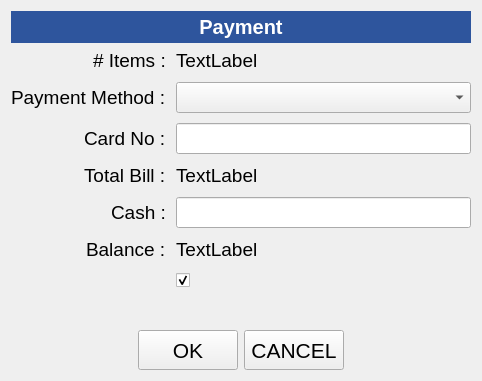
Qt form estorecpp/paymentui.ui (Watti/estorecpp) before a commit.
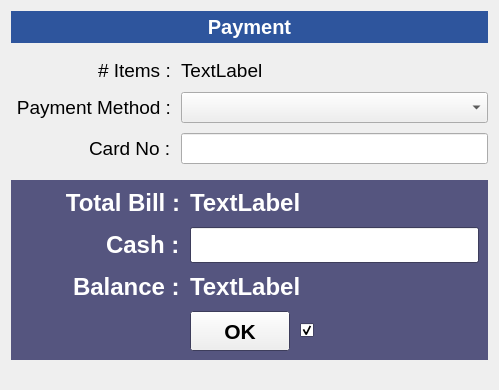
The same form after that commit. Icons and pictures are not drawn.

What changed in the file:
```diff
--- a/estorecpp/paymentui.ui
+++ b/estorecpp/paymentui.ui
@@ -6,14 +6,14 @@
    <rect>
     <x>0</x>
     <y>0</y>
-    <width>482</width>
-    <height>381</height>
+    <width>499</width>
+    <height>390</height>
    </rect>
   </property>
   <property name="windowTitle">
    <string>Form</string>
   </property>
-  <layout class="QVBoxLayout" name="verticalLayout">
+  <layout class="QVBoxLayout" name="verticalLayout_2">
    <item>
     <widget class="QLabel" name="label">
      <property name="minimumSize">
@@ -133,7 +133,23 @@
     </widget>
    </item>
    <item>
-    <layout class="QFormLayout" name="formLayout">
+    <spacer name="verticalSpacer_2">
+     <property name="orientation">
+      <enum>Qt::Vertical</enum>
+     </property>
+     <property name="sizeType">
+      <enum>QSizePolicy::Fixed</enum>
+     </property>
+     <property name="sizeHint" stdset="0">
+      <size>
+       <width>20</width>
+       <height>10</height>
+      </size>
+     </property>
+    </spacer>
+   </item>
+   <item>
+    <layout class="QFormLayout" name="formLayout_2">
      <property name="labelAlignment">
       <set>Qt::AlignRight|Qt::AlignTrailing|Qt::AlignVCenter</set>
      </property>
@@ -143,6 +159,9 @@
      <property name="verticalSpacing">
       <number>10</number>
      </property>
+     <property name="bottomMargin">
+      <number>10</number>
+     </property>
      <item row="0" column="0">
       <widget class="QLabel" name="label_3">
        <property name="font">
@@ -169,6 +188,12 @@
      </item>
      <item row="1" column="0">
       <widget class="QLabel" name="label_4">
+       <property name="minimumSize">
+        <size>
+         <width>160</width>
+         <height>0</height>
+        </size>
+       </property>
        <property name="font">
         <font>
          <pointsize>14</pointsize>
@@ -177,10 +202,13 @@
        <property name="text">
         <string>Payment Method :</string>
        </property>
+       <property name="alignment">
+        <set>Qt::AlignRight|Qt::AlignTrailing|Qt::AlignVCenter</set>
+       </property>
       </widget>
      </item>
      <item row="1" column="1">
-      <widget class="QComboBox" name="paymentMethodCmb">
+      <widget class="QComboBox" name="paymentMethodCombo">
        <property name="font">
         <font>
          <pointsize>14</pointsize>
@@ -188,125 +216,6 @@
        </property>
       </widget>
      </item>
-     <item row="3" column="0">
-      <widget class="QLabel" name="label_2">
-       <property name="font">
-        <font>
-         <pointsize>14</pointsize>
-        </font>
-       </property>
-       <property name="text">
-        <string>Total Bill :</string>
-       </property>
-      </widget>
-     </item>
-     <item row="3" column="1">
-      <widget class="QLabel" name="totalBillLbl">
-       <property name="font">
-        <font>
-         <pointsize>14</pointsize>
-        </font>
-       </property>
-       <property name="text">
-        <string>TextLabel</string>
-       </property>
-      </widget>
-     </item>
-     <item row="4" column="0">
-      <widget class="QLabel" name="label_5">
-       <property name="font">
-        <font>
-         <pointsize>14</pointsize>
-        </font>
-       </property>
-       <property name="text">
-        <string>Cash :</string>
-       </property>
-      </widget>
-     </item>
-     <item row="4" column="1">
-      <widget class="QLineEdit" name="cashText">
-       <property name="font">
-        <font>
-         <pointsize>14</pointsize>
-        </font>
-       </property>
-      </widget>
-     </item>
-     <item row="5" column="0">
-      <widget class="QLabel" name="label_6">
-       <property name="font">
-        <font>
-         <pointsize>14</pointsize>
-        </font>
-       </property>
-       <property name="text">
-        <string>Balance :</string>
-       </property>
-      </widget>
-     </item>
-     <item row="5" column="1">
-      <widget class="QLabel" name="balanceLbl">
-       <property name="font">
-        <font>
-         <pointsize>14</pointsize>
-        </font>
-       </property>
-       <property name="text">
-        <string>TextLabel</string>
-       </property>
-      </widget>
-     </item>
-     <item row="6" column="0">
-      <spacer name="horizontalSpacer">
-       <property name="orientation">
-        <enum>Qt::Horizontal</enum>
-       </property>
-       <property name="sizeHint" stdset="0">
-        <size>
-         <width>40</width>
-         <height>20</height>
-        </size>
-       </property>
-      </spacer>
-     </item>
-     <item row="6" column="1">
-      <layout class="QHBoxLayout" name="horizontalLayout_2">
-       <item>
-        <widget class="QCheckBox" name="doPrintCB">
-         <property name="text">
-          <string/>
-         </property>
-         <property name="icon">
-          <iconset>
-           <normaloff>icons/print.png</normaloff>icons/print.png</iconset>
-         </property>
-         <property name="iconSize">
-          <size>
-           <width>20</width>
-           <height>20</height>
-          </size>
-         </property>
-         <property name="checked">
-          <bool>true</bool>
-         </property>
-        </widget>
-       </item>
-       <item>
-        <spacer name="horizontalSpacer_2">
-         <property name="orientation">
-          <enum>Qt::Horizontal</enum>
-         </property>
-         <property name="sizeHint" stdset="0">
-          <size>
-           <width>40</width>
-           <height>20</height>
-          </size>
-         </property>
-        </spacer>
-       </item>
-      </layout>
-     </item>
      <item row="2" column="0">
       <widget class="QLabel" name="cardNoLbl">
        <property name="font">
@@ -330,6 +239,441 @@
      </item>
     </layout>
    </item>
+   <item>
+    <widget class="QWidget" name="widget" native="true">
+     <property name="palette">
+      <palette>
+       <active>
+        <colorrole role="Base">
+         <brush brushstyle="SolidPattern">
+          <color alpha="255">
+           <red>255</red>
+           <green>255</green>
+           <blue>255</blue>
+          </color>
+         </brush>
+        </colorrole>
+        <colorrole role="Window">
+         <brush brushstyle="SolidPattern">
+          <color alpha="255">
+           <red>85</red>
+           <green>85</green>
+           <blue>127</blue>
+          </color>
+         </brush>
+        </colorrole>
+       </active>
+       <inactive>
+        <colorrole role="Base">
+         <brush brushstyle="SolidPattern">
+          <color alpha="255">
+           <red>255</red>
+           <green>255</green>
+           <blue>255</blue>
+          </color>
+         </brush>
+        </colorrole>
+        <colorrole role="Window">
+         <brush brushstyle="SolidPattern">
+          <color alpha="255">
+           <red>85</red>
+           <green>85</green>
+           <blue>127</blue>
+          </color>
+         </brush>
+        </colorrole>
+       </inactive>
+       <disabled>
+        <colorrole role="Base">
+         <brush brushstyle="SolidPattern">
+          <color alpha="255">
+           <red>85</red>
+           <green>85</green>
+           <blue>127</blue>
+          </color>
+         </brush>
+        </colorrole>
+        <colorrole role="Window">
+         <brush brushstyle="SolidPattern">
+          <color alpha="255">
+           <red>85</red>
+           <green>85</green>
+           <blue>127</blue>
+          </color>
+         </brush>
+        </colorrole>
+       </disabled>
+      </palette>
+     </property>
+     <property name="autoFillBackground">
+      <bool>true</bool>
+     </property>
+     <layout class="QVBoxLayout" name="verticalLayout">
+      <item>
+       <layout class="QFormLayout" name="formLayout">
+        <property name="labelAlignment">
+         <set>Qt::AlignRight|Qt::AlignTrailing|Qt::AlignVCenter</set>
+        </property>
+        <property name="horizontalSpacing">
+         <number>10</number>
+        </property>
+        <property name="verticalSpacing">
+         <number>10</number>
+        </property>
+        <item row="0" column="0">
+         <widget class="QLabel" name="label_2">
+          <property name="minimumSize">
+           <size>
+            <width>160</width>
+            <height>0</height>
+           </size>
+          </property>
+          <property name="palette">
+           <palette>
+            <active>
+             <colorrole role="WindowText">
+              <brush brushstyle="SolidPattern">
+               <color alpha="255">
+                <red>255</red>
+                <green>255</green>
+                <blue>255</blue>
+               </color>
+              </brush>
+             </colorrole>
+            </active>
+            <inactive>
+             <colorrole role="WindowText">
+              <brush brushstyle="SolidPattern">
+               <color alpha="255">
+                <red>255</red>
+                <green>255</green>
+                <blue>255</blue>
+               </color>
+              </brush>
+             </colorrole>
+            </inactive>
+            <disabled>
+             <colorrole role="WindowText">
+              <brush brushstyle="SolidPattern">
+               <color alpha="255">
+                <red>120</red>
+                <green>120</green>
+                <blue>120</blue>
+               </color>
+              </brush>
+             </colorrole>
+            </disabled>
+           </palette>
+          </property>
+          <property name="font">
+           <font>
+            <pointsize>18</pointsize>
+            <weight>75</weight>
+            <bold>true</bold>
+           </font>
+          </property>
+          <property name="text">
+           <string>Total Bill :</string>
+          </property>
+          <property name="alignment">
+           <set>Qt::AlignRight|Qt::AlignTrailing|Qt::AlignVCenter</set>
+          </property>
+         </widget>
+        </item>
+        <item row="0" column="1">
+         <widget class="QLabel" name="totalBillLbl">
+          <property name="palette">
+           <palette>
+            <active>
+             <colorrole role="WindowText">
+              <brush brushstyle="SolidPattern">
+               <color alpha="255">
+                <red>255</red>
+                <green>255</green>
+                <blue>255</blue>
+               </color>
+              </brush>
+             </colorrole>
+            </active>
+            <inactive>
+             <colorrole role="WindowText">
+              <brush brushstyle="SolidPattern">
+               <color alpha="255">
+                <red>255</red>
+                <green>255</green>
+                <blue>255</blue>
+               </color>
+              </brush>
+             </colorrole>
+            </inactive>
+            <disabled>
+             <colorrole role="WindowText">
+              <brush brushstyle="SolidPattern">
+               <color alpha="255">
+                <red>120</red>
+                <green>120</green>
+                <blue>120</blue>
+               </color>
+              </brush>
+             </colorrole>
+            </disabled>
+           </palette>
+          </property>
+          <property name="font">
+           <font>
+            <pointsize>18</pointsize>
+            <weight>75</weight>
+            <bold>true</bold>
+           </font>
+          </property>
+          <property name="text">
+           <string>TextLabel</string>
+          </property>
+         </widget>
+        </item>
+        <item row="1" column="0">
+         <widget class="QLabel" name="label_5">
+          <property name="palette">
+           <palette>
+            <active>
+             <colorrole role="WindowText">
+              <brush brushstyle="SolidPattern">
+               <color alpha="255">
+                <red>255</red>
+                <green>255</green>
+                <blue>255</blue>
+               </color>
+              </brush>
+             </colorrole>
+            </active>
+            <inactive>
+             <colorrole role="WindowText">
+              <brush brushstyle="SolidPattern">
+               <color alpha="255">
+                <red>255</red>
+                <green>255</green>
+                <blue>255</blue>
+               </color>
+              </brush>
+             </colorrole>
+            </inactive>
+            <disabled>
+             <colorrole role="WindowText">
+              <brush brushstyle="SolidPattern">
+               <color alpha="255">
+                <red>120</red>
+                <green>120</green>
+                <blue>120</blue>
+               </color>
+              </brush>
+             </colorrole>
+            </disabled>
+           </palette>
+          </property>
+          <property name="font">
+           <font>
+            <pointsize>18</pointsize>
+            <weight>75</weight>
+            <bold>true</bold>
+           </font>
+          </property>
+          <property name="text">
+           <string>Cash :</string>
+          </property>
+         </widget>
+        </item>
+        <item row="1" column="1">
+         <widget class="QLineEdit" name="cashText">
+          <property name="font">
+           <font>
+            <pointsize>18</pointsize>
+            <weight>75</weight>
+            <bold>true</bold>
+           </font>
+          </property>
+         </widget>
+        </item>
+        <item row="2" column="0">
+         <widget class="QLabel" name="label_6">
+          <property name="palette">
+           <palette>
+            <active>
+             <colorrole role="WindowText">
+              <brush brushstyle="SolidPattern">
+               <color alpha="255">
+                <red>255</red>
+                <green>255</green>
+                <blue>255</blue>
+               </color>
+              </brush>
+             </colorrole>
+            </active>
+            <inactive>
+             <colorrole role="WindowText">
+              <brush brushstyle="SolidPattern">
+               <color alpha="255">
+                <red>255</red>
+                <green>255</green>
+                <blue>255</blue>
+               </color>
+              </brush>
+             </colorrole>
+            </inactive>
+            <disabled>
+             <colorrole role="WindowText">
+              <brush brushstyle="SolidPattern">
+               <color alpha="255">
+                <red>120</red>
+                <green>120</green>
+                <blue>120</blue>
+               </color>
+              </brush>
+             </colorrole>
+            </disabled>
+           </palette>
+          </property>
+          <property name="font">
+           <font>
+            <pointsize>18</pointsize>
+            <weight>75</weight>
+            <bold>true</bold>
+           </font>
+          </property>
+          <property name="text">
+           <string>Balance :</string>
+          </property>
+         </widget>
+        </item>
+        <item row="2" column="1">
+         <widget class="QLabel" name="balanceLbl">
+          <property name="palette">
+           <palette>
+            <active>
+             <colorrole role="WindowText">
+              <brush brushstyle="SolidPattern">
+               <color alpha="255">
+                <red>255</red>
+                <green>255</green>
+                <blue>255</blue>
+               </color>
+              </brush>
+             </colorrole>
+            </active>
+            <inactive>
+             <colorrole role="WindowText">
+              <brush brushstyle="SolidPattern">
+               <color alpha="255">
+                <red>255</red>
+                <green>255</green>
+                <blue>255</blue>
+               </color>
+              </brush>
+             </colorrole>
+            </inactive>
+            <disabled>
+             <colorrole role="WindowText">
+              <brush brushstyle="SolidPattern">
+               <color alpha="255">
+                <red>120</red>
+                <green>120</green>
+                <blue>120</blue>
+               </color>
+              </brush>
+             </colorrole>
+            </disabled>
+           </palette>
+          </property>
+          <property name="font">
+           <font>
+            <pointsize>18</pointsize>
+            <weight>75</weight>
+            <bold>true</bold>
+           </font>
+          </property>
+          <property name="text">
+           <string>TextLabel</string>
+          </property>
+         </widget>
+        </item>
+        <item row="3" column="1">
+         <layout class="QHBoxLayout" name="horizontalLayout_2">
+          <item>
+           <layout class="QHBoxLayout" name="horizontalLayout_3">
+            <item>
+             <widget class="QPushButton" name="okBtn">
+              <property name="minimumSize">
+               <size>
+                <width>100</width>
+                <height>40</height>
+               </size>
+              </property>
+              <property name="font">
+               <font>
+                <pointsize>16</pointsize>
+                <weight>75</weight>
+                <bold>true</bold>
+               </font>
+              </property>
+              <property name="text">
+               <string>OK</string>
+              </property>
+             </widget>
+            </item>
+            <item>
+             <widget class="QCheckBox" name="doPrintCB">
+              <property name="text">
+               <string/>
+              </property>
+              <property name="icon">
+               <iconset>
+                <normaloff>icons/print.png</normaloff>icons/print.png</iconset>
+              </property>
+              <property name="iconSize">
+               <size>
+                <width>20</width>
+                <height>20</height>
+               </size>
+              </property>
+              <property name="checked">
+               <bool>true</bool>
+              </property>
+             </widget>
+            </item>
+            <item>
+             <spacer name="horizontalSpacer_4">
+              <property name="orientation">
+               <enum>Qt::Horizontal</enum>
+              </property>
+              <property name="sizeHint" stdset="0">
+               <size>
+                <width>40</width>
+                <height>20</height>
+               </size>
+              </property>
+             </spacer>
+            </item>
+           </layout>
+          </item>
+         </layout>
+        </item>
+        <item row="3" column="0">
+         <spacer name="horizontalSpacer">
+          <property name="orientation">
+           <enum>Qt::Horizontal</enum>
+          </property>
+          <property name="sizeHint" stdset="0">
+           <size>
+            <width>40</width>
+            <height>20</height>
+           </size>
+          </property>
+         </spacer>
+        </item>
+       </layout>
+      </item>
+     </layout>
+    </widget>
+   </item>
    <item>
     <spacer name="verticalSpacer">
      <property name="orientation">
@@ -338,81 +682,11 @@
      <property name="sizeHint" stdset="0">
       <size>
        <width>20</width>
-       <height>40</height>
+       <height>6</height>
       </size>
      </property>
     </spacer>
    </item>
-   <item>
-    <layout class="QHBoxLayout" name="horizontalLayout_3">
-     <item>
-      <spacer name="horizontalSpacer_3">
-       <property name="orientation">
-        <enum>Qt::Horizontal</enum>
-       </property>
-       <property name="sizeHint" stdset="0">
-        <size>
-         <width>40</width>
-         <height>20</height>
-        </size>
-       </property>
-      </spacer>
-     </item>
-     <item>
-      <widget class="QPushButton" name="okBtn">
-       <property name="minimumSize">
-        <size>
-         <width>100</width>
-         <height>40</height>
-        </size>
-       </property>
-       <property name="font">
-        <font>
-         <pointsize>16</pointsize>
-         <weight>50</weight>
-         <bold>false</bold>
-        </font>
-       </property>
-       <property name="text">
-        <string>OK</string>
-       </property>
-      </widget>
-     </item>
-     <item>
-      <widget class="QPushButton" name="cancelBtn">
-       <property name="minimumSize">
-        <size>
-         <width>100</width>
-         <height>40</height>
-        </size>
-       </property>
-       <property name="font">
-        <font>
-         <pointsize>16</pointsize>
-         <weight>50</weight>
-         <bold>false</bold>
-        </font>
-       </property>
-       <property name="text">
-        <string>CANCEL</string>
-       </property>
-      </widget>
-     </item>
-     <item>
-      <spacer name="horizontalSpacer_4">
-       <property name="orientation">
-        <enum>Qt::Horizontal</enum>
-       </property>
-       <property name="sizeHint" stdset="0">
-        <size>
-         <width>40</width>
-         <height>20</height>
-        </size>
-       </property>
-      </spacer>
-     </item>
-    </layout>
-   </item>
   </layout>
  </widget>
  <resources/>
```
